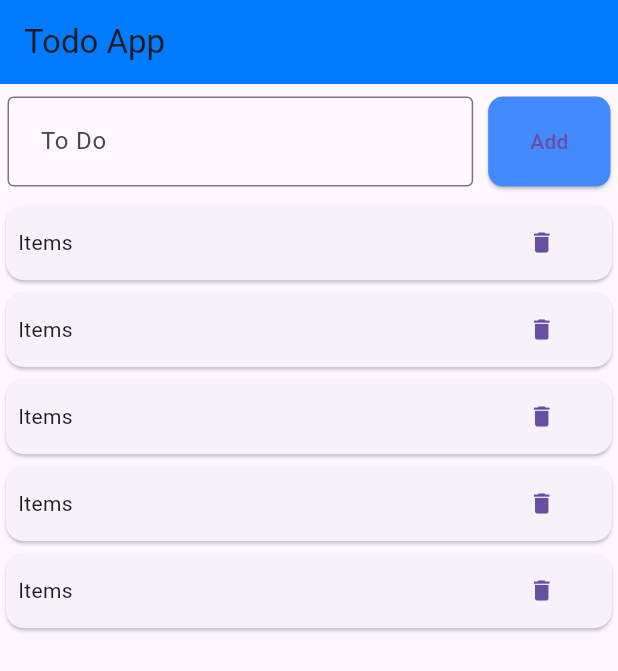
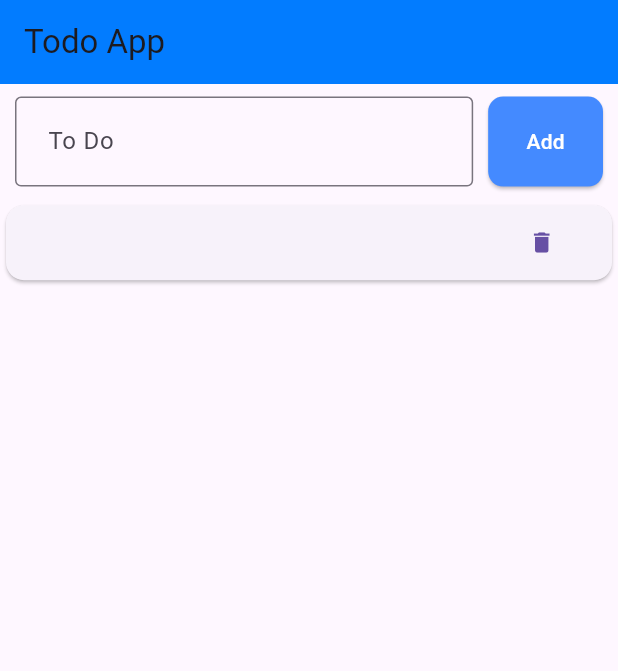
Before and after one commit to rashiqurrahman16/todo-app, a Flutter app: the screen it shows after launch, after a tap on "Add", on a phone screen of 412 x 824 dp. Shown: the top 671 px of the screen. Run offline on Flutter 3.47's test engine with Material 3 defaults, Android fonts, the phone set to English and light mode, and no system bars.

Commit message:
add button working

```diff
--- a/lib/style/style.dart
+++ b/lib/style/style.dart
@@ -12,6 +12,7 @@ InputDecoration AppInputDecoration(label){
 ButtonStyle AppButtonStyle(){
   return ElevatedButton.styleFrom(
     padding: EdgeInsets.all(20),
+    foregroundColor: Colors.white,
     backgroundColor: Colors.blueAccent,
     shape: RoundedRectangleBorder(
       borderRadius: BorderRadius.all(Radius.circular(10))
--- a/lib/ui/screens/homepage_screen.dart
+++ b/lib/ui/screens/homepage_screen.dart
@@ -12,6 +12,25 @@ class HomepageScreen extends StatefulWidget {
 class _HomepageScreenState extends State<HomepageScreen> {
 
   List ToDoList=[];
+  String item = "";
+
+  MyInputOnChange(content){
+    setState(() {
+      item=content;
+    });
+  }
+
+  AddItem(){
+    setState(() {
+      ToDoList.add({"item":item});
+    });
+  }
+
+  RemoveItem(index){
+    setState(() {
+      ToDoList.removeAt(index);
+    });
+  }
 
   @override
   Widget build(BuildContext context) {
@@ -27,15 +46,15 @@ class _HomepageScreenState extends State<HomepageScreen> {
             child: Row(
               children: [
                 Expanded(flex:70, child: Padding(
-                  padding: const EdgeInsets.only(right:5.0, left: 5.0),
-                  child: TextFormField(decoration: AppInputDecoration("To Do"),),
+                  padding: const EdgeInsets.only(right: 5.0, left: 10.0),
+                  child: TextFormField(onChanged: (content){MyInputOnChange (content);},decoration: AppInputDecoration("To Do"),),
                 )),
                 Expanded(
                   flex:20,
                   child: Padding(
-                    padding: const EdgeInsets.only(right:5.0, left: 5.0),
+                    padding: const EdgeInsets.only(right:10.0, left: 5.0),
                     child: ElevatedButton(
-                        onPressed: (){},
+                        onPressed: (){AddItem();},
                         child: Text('Add'),
                       style: AppButtonStyle(),
                     ),
@@ -47,14 +66,14 @@ class _HomepageScreenState extends State<HomepageScreen> {
           Expanded(
             flex: 90,
             child: ListView.builder(
-                itemCount: 5, //ToDoList.length
+                itemCount: ToDoList.length,
                 itemBuilder: (contex, index){
                   return Card(
                     child: SizeBox50(
                       Row(
                         children: [
-                          Expanded(flex: 80, child: Text("Items")),
-                          Expanded(flex: 20, child: TextButton(onPressed: (){}, child: Icon(Icons.delete),))
+                          Expanded(flex: 80, child: Text(ToDoList[index]['item'].toString())),
+                          Expanded(flex: 20, child: TextButton(onPressed: (){RemoveItem(ToDoList[index]);}, child: Icon(Icons.delete),))
                         ],
                       )
                     ),
```
